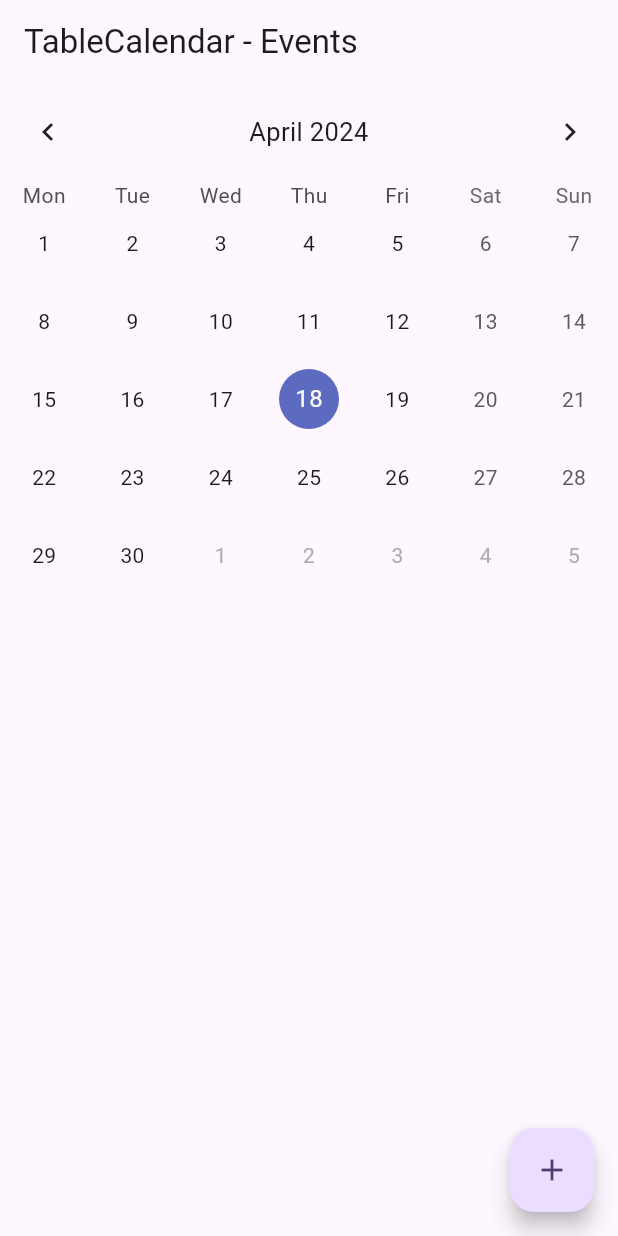
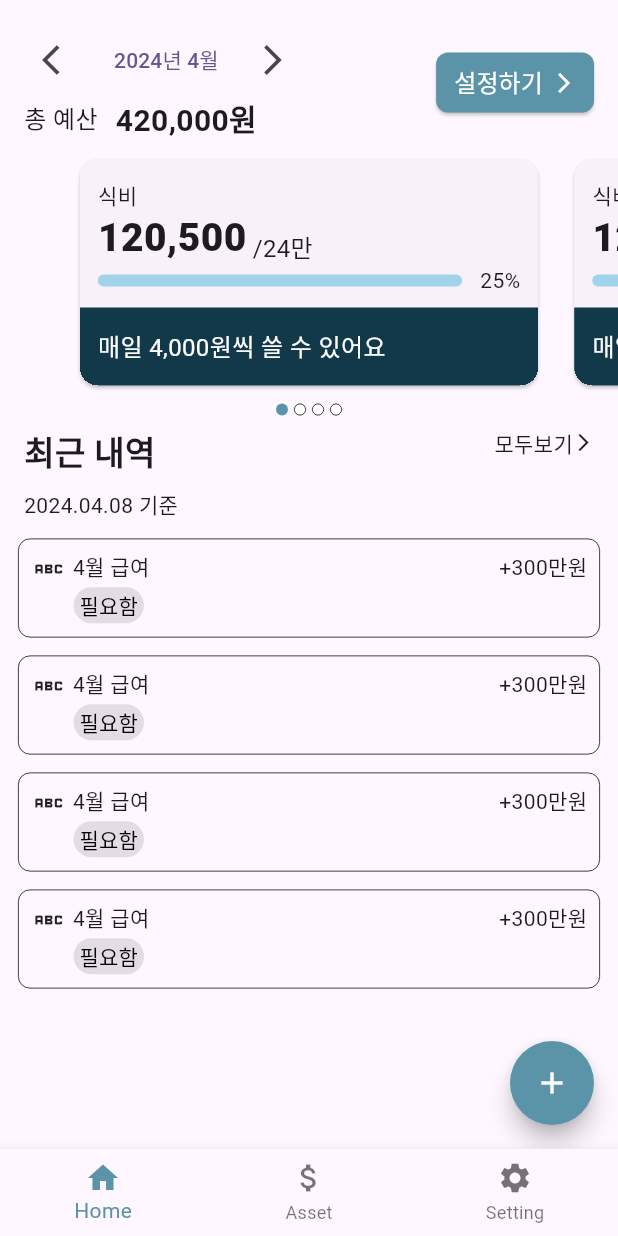
Before and after one commit to three523/devu, a Flutter app: the screen it shows after launch, on a phone screen of 412 x 824 dp. Run offline on Flutter 3.47's test engine with Material 3 defaults, Android fonts, the phone set to English and light mode, and no system bars; drawn by our look-alikes of table_calendar; our stand-ins replace flutter_bloc, hive, hive_flutter, month_picker_dialog; accounts and stored records are empty.

Commit message:
[Feat] MainPage UI 구현

```diff
--- /dev/null
+++ b/lib/data/resource.dart
@@ -0,0 +1,8 @@
+import 'package:flutter/material.dart';
+
+Color primaryColor = Color.fromRGBO(91, 148, 168, 1);
+Color secondaryColor = Color.fromRGBO(17, 57, 74, 1);
+Color primary200Color = Color.fromRGBO(160, 212, 234, 1);
+double titleFontSize = 26;
+FontWeight titleFontWeight = FontWeight.bold;
+double contentTextSize = 16;
--- a/lib/page/main.dart
+++ b/lib/page/main.dart
@@ -3,6 +3,8 @@ import 'package:devu_app/data/model/day_expense.dart';
 import 'package:devu_app/data/model/expense.dart';
 import 'package:devu_app/data/repository/expense_repository.dart';
 import 'package:devu_app/page/create_event_page.dart';
+import 'package:devu_app/page/main_page.dart';
+import 'package:devu_app/page/navigationbar_page.dart';
 import 'package:devu_app/utils.dart';
 import 'package:flutter/material.dart';
 import 'package:hive_flutter/hive_flutter.dart';
@@ -31,7 +33,8 @@ class MyApp extends StatelessWidget {
           colorScheme: ColorScheme.fromSeed(seedColor: Colors.deepPurple),
           useMaterial3: true,
         ),
-        home: CalendartPage(ExpenseRepository()));
+        // home: CalendartPage(ExpenseRepository()));
+        home: NavigationBarPage());
   }
 }
 
--- /dev/null
+++ b/lib/page/main_page.dart
@@ -0,0 +1,153 @@
+import 'package:devu_app/data/resource.dart';
+import 'package:devu_app/widget/category_card.dart';
+import 'package:devu_app/widget/home_appbar.dart';
+import 'package:devu_app/widget/income_card.dart';
+import 'package:devu_app/widget/test.dart';
+import 'package:devu_app/widget/year_month_picker.dart';
+import 'package:flutter/cupertino.dart';
+import 'package:flutter/material.dart';
+import 'package:flutter/widgets.dart';
+
+class MainPage extends StatefulWidget {
+  @override
+  State<MainPage> createState() => _MainPageState();
+}
+
+class _MainPageState extends State<MainPage> {
+  int currentPageIndex = 0;
+  final double defaultPadding = 16.0;
+
+  @override
+  Widget build(BuildContext context) {
+    return Scaffold(
+      floatingActionButton: FloatingActionButton(
+        backgroundColor: primaryColor,
+        foregroundColor: Colors.white,
+        shape: CircleBorder(),
+        onPressed: () {},
+        child: Icon(Icons.add),
+      ),
+      body: SafeArea(
+        child: Column(
+          children: [
+            Padding(
+              padding:
+                  const EdgeInsets.only(top: 16.0, left: 16.0, right: 16.0),
+              child: HomeAppBar(),
+            ),
+            SizedBox(
+              width: double.infinity,
+              height: 175,
+              child: PageView.builder(
+                  onPageChanged: onPageViewChange,
+                  scrollDirection: Axis.horizontal,
+                  controller: PageController(
+                    viewportFraction: 0.8,
+                  ),
+                  itemCount: 4,
+                  itemBuilder: (context, index) {
+                    return Padding(
+                      padding: const EdgeInsets.all(8.0),
+                      child: CategoryCard(),
+                    );
+                  }),
+            ),
+            SizedBox(
+              height: 8,
+              width: double.infinity,
+              child: Center(
+                child: ListView.separated(
+                  itemCount: 4,
+                  scrollDirection: Axis.horizontal,
+                  shrinkWrap: true,
+                  padding: EdgeInsets.symmetric(horizontal: 8),
+                  itemBuilder: (context, index) {
+                    return Container(
+                      width: 8,
+                      height: 8,
+                      decoration: BoxDecoration(
+                        border: currentPageIndex == index
+                            ? null
+                            : Border.all(
+                                width: 0.5,
+                                color: Colors.black,
+                              ),
+                        borderRadius: BorderRadius.circular(8),
+                        color: currentPageIndex == index
+                            ? primaryColor
+                            : Colors.white,
+                      ),
+                    );
+                  },
+                  separatorBuilder: (context, index) {
+                    return SizedBox(
+                      width: 4,
+                    );
+                  },
+                ),
+              ),
+            ),
+            Column(
+              crossAxisAlignment: CrossAxisAlignment.start,
+              children: [
+                Padding(
+                  padding: const EdgeInsets.symmetric(
+                      horizontal: 16.0, vertical: 8.0),
+                  child: Row(
+                    mainAxisAlignment: MainAxisAlignment.spaceBetween,
+                    crossAxisAlignment: CrossAxisAlignment.start,
+                    children: [
+                      Text(
+                        "최근 내역",
+                        style: TextStyle(
+                            fontSize: 22, fontWeight: FontWeight.w800),
+                      ),
+                      Row(
+                        mainAxisAlignment: MainAxisAlignment.center,
+                        children: [
+                          Text('모두보기'),
+                          Icon(
+                            Icons.arrow_forward_ios,
+                            size: 14,
+                          ),
+                        ],
+                      )
+                    ],
+                  ),
+                ),
+                Padding(
+                  padding: const EdgeInsets.symmetric(horizontal: 16.0),
+                  child: Text('2024.04.08 기준'),
+                ),
+              ],
+            ),
+            Expanded(
+              child: Padding(
+                padding: const EdgeInsets.symmetric(horizontal: 12.0),
+                child: ListView.separated(
+                  padding: EdgeInsetsDirectional.symmetric(vertical: 12.0),
+                  itemCount: 4,
+                  itemBuilder: (context, index) {
+                    return IncomeCard();
+                  },
+                  separatorBuilder: (context, index) {
+                    return SizedBox(
+                      height: 12,
+                    );
+                  },
+                ),
+              ),
+            )
+          ],
+        ),
+      ),
+    );
+  }
+
+  void onPageViewChange(int page) {
+    print('Current Page: ${page.toString()}');
+    setState(() {
+      currentPageIndex = page;
+    });
+  }
+}
--- /dev/null
+++ b/lib/page/navigationbar_page.dart
@@ -0,0 +1,44 @@
+import 'package:devu_app/data/resource.dart';
+import 'package:devu_app/page/asset_page.dart';
+import 'package:devu_app/page/main_page.dart';
+import 'package:devu_app/page/setting_page.dart';
+import 'package:flutter/material.dart';
+
+class NavigationBarPage extends StatefulWidget {
+  @override
+  State<NavigationBarPage> createState() => _NavigationBarPageState();
+}
+
+class _NavigationBarPageState extends State<NavigationBarPage> {
+  int _selectedIndex = 0;
+
+  final List<Widget> _widgetOptions = <Widget>[
+    MainPage(),
+    AssetPage(),
+    SettingPage(),
+  ];
+
+  @override
+  Widget build(BuildContext context) {
+    return Scaffold(
+      body: _widgetOptions.elementAt(_selectedIndex),
+      bottomNavigationBar: BottomNavigationBar(
+        items: <BottomNavigationBarItem>[
+          BottomNavigationBarItem(icon: Icon(Icons.home), label: 'Home'),
+          BottomNavigationBarItem(
+              icon: Icon(Icons.attach_money), label: 'Asset'),
+          BottomNavigationBarItem(icon: Icon(Icons.settings), label: 'Setting'),
+        ],
+        currentIndex: _selectedIndex,
+        selectedItemColor: primaryColor,
+        onTap: onItemTapped,
+      ),
+    );
+  }
+
+  void onItemTapped(int index) {
+    setState(() {
+      _selectedIndex = index;
+    });
+  }
+}
--- /dev/null
+++ b/lib/widget/category_card.dart
@@ -0,0 +1,89 @@
+import 'package:devu_app/data/resource.dart';
+import 'package:flutter/cupertino.dart';
+import 'package:flutter/material.dart';
+import 'package:flutter/widgets.dart';
+
+class CategoryCard extends StatelessWidget {
+  @override
+  Widget build(BuildContext context) {
+    // TODO: implement build
+    return Card(
+      clipBehavior: Clip.hardEdge,
+      child: Container(
+        constraints: BoxConstraints(),
+        child: Column(
+          crossAxisAlignment: CrossAxisAlignment.stretch,
+          mainAxisSize: MainAxisSize.min,
+          children: [
+            Padding(
+              padding: const EdgeInsets.only(
+                  top: 14, left: 12.0, right: 12.0, bottom: 0.0),
+              child: Column(
+                crossAxisAlignment: CrossAxisAlignment.start,
+                children: [
+                  Text('식비'),
+                  Row(
+                    crossAxisAlignment: CrossAxisAlignment.end,
+                    children: [
+                      Text(
+                        '120,500',
+                        style: TextStyle(
+                            fontSize: titleFontSize,
+                            fontWeight: FontWeight.w800),
+                      ),
+                      SizedBox(
+                        width: 4,
+                      ),
+                      Text(
+                        '/24만',
+                        style: TextStyle(fontSize: contentTextSize),
+                      ),
+                    ],
+                  ),
+                ],
+              ),
+            ),
+            // Spacer(),
+            Padding(
+              padding:
+                  const EdgeInsets.only(left: 12.0, right: 12.0, bottom: 8.0),
+              child: Row(
+                children: [
+                  Expanded(
+                    child: Container(
+                      height: 8,
+                      width: double.infinity,
+                      // color: primaryColor,
+                      decoration: BoxDecoration(
+                        color: primary200Color,
+                        borderRadius: BorderRadius.circular(6),
+                      ),
+                    ),
+                  ),
+                  SizedBox(
+                    width: 12.0,
+                  ),
+                  Text("25%"),
+                ],
+              ),
+            ),
+            Container(
+              height: 52.0,
+              color: secondaryColor,
+              child: Padding(
+                padding: const EdgeInsets.only(left: 12.0),
+                child: Align(
+                  alignment: Alignment.centerLeft,
+                  child: Text(
+                    '매일 4,000원씩 쓸 수 있어요',
+                    style: TextStyle(color: Colors.white, fontSize: 16),
+                  ),
+                ),
+              ),
+            )
+          ],
+        ),
+      ),
+    );
+  }
+}
--- a/lib/widget/event_form.dart
+++ b/lib/widget/event_form.dart
@@ -51,8 +51,6 @@ class _EventFormState extends State<EventForm> {
     Colors.blueAccent,
     Colors.redAccent
   ];
-
-  // List<EventCategory> categorys = CategoryRepository.getAll();
 
   List<String> selectedLabels = [];
 
--- /dev/null
+++ b/lib/widget/home_appbar.dart
@@ -0,0 +1,70 @@
+import 'package:devu_app/widget/test.dart';
+import 'package:flutter/material.dart';
+
+class HomeAppBar extends StatelessWidget {
+  @override
+  Widget build(BuildContext context) {
+    return Column(
+      children: [
+        Row(
+          mainAxisAlignment: MainAxisAlignment.spaceBetween,
+          crossAxisAlignment: CrossAxisAlignment.center,
+          children: [
+            Column(
+              mainAxisAlignment: MainAxisAlignment.start,
+              crossAxisAlignment: CrossAxisAlignment.start,
+              children: [
+                TestWidget(),
+                Row(
+                  children: [
+                    Text(
+                      '총 예산',
+                      style: TextStyle(
+                          fontSize: 16, fontWeight: FontWeight.normal),
+                    ),
+                    SizedBox(
+                      width: 12,
+                    ),
+                    Text(
+                      '420,000원',
+                      style:
+                          TextStyle(fontSize: 20, fontWeight: FontWeight.bold),
+                    )
+                  ],
+                ),
+              ],
+            ),
+            ElevatedButton(
+              style: ElevatedButton.styleFrom(
+                  foregroundColor: Colors.white,
+                  backgroundColor: Color.fromARGB(255, 91, 148, 168),
+                  padding: EdgeInsets.symmetric(horizontal: 12, vertical: 4),
+                  shape: RoundedRectangleBorder(
+                      borderRadius: BorderRadius.circular(8))),
+              onPressed: routeSettingPage,
+              child: Row(
+                mainAxisAlignment: MainAxisAlignment.center,
+                crossAxisAlignment: CrossAxisAlignment.center,
+                children: [
+                  Text(
+                    '설정하기',
+                    style: TextStyle(fontSize: 16),
+                  ),
+                  SizedBox(
+                    width: 6,
+                  ),
+                  Icon(
+                    Icons.arrow_forward_ios,
+                    size: 16.0,
+                  )
+                ],
+              ),
+            )
+          ],
+        ),
+      ],
+    );
+  }
+
+  void routeSettingPage() {}
+}
--- /dev/null
+++ b/lib/widget/income_card.dart
@@ -0,0 +1,55 @@
+import 'package:devu_app/widget/label.dart';
+import 'package:flutter/material.dart';
+import 'package:flutter/widgets.dart';
+
+class IncomeCard extends StatelessWidget {
+  @override
+  Widget build(BuildContext context) {
+    // TODO: implement build
+    return Container(
+      decoration: BoxDecoration(
+          border: Border.all(width: 0.5),
+          borderRadius: BorderRadius.circular(8)),
+      child: Padding(
+        padding: const EdgeInsets.all(8),
+        child: Column(
+          children: [
+            Row(
+              crossAxisAlignment: CrossAxisAlignment.start,
+              mainAxisSize: MainAxisSize.min,
+              children: [
+                Icon(Icons.abc),
+                SizedBox(
+                  width: 4,
+                ),
+                Expanded(
+                  child: Column(
+                    crossAxisAlignment: CrossAxisAlignment.start,
+                    mainAxisSize: MainAxisSize.min,
+                    children: [
+                      Text('4월 급여'),
+                      SizedBox(
+                        height: 2,
+                      ),
+                      Container(
+                        height: 26,
+                        child: Row(
+                          mainAxisSize: MainAxisSize.min,
+                          children: [
+                            Label(title: '필요함'),
+                          ],
+                        ),
+                      )
+                    ],
+                  ),
+                ),
+                Spacer(),
+                Text('+300만원'),
+              ],
+            ),
+          ],
+        ),
+      ),
+    );
+  }
+}
--- /dev/null
+++ b/lib/widget/label.dart
@@ -0,0 +1,25 @@
+import 'package:flutter/material.dart';
+
+class Label extends StatelessWidget {
+  final String title;
+  final Color? backgroundColor;
+
+  const Label({super.key, required this.title, this.backgroundColor});
+
+  @override
+  Widget build(BuildContext context) {
+    // TODO: implement build
+    return ElevatedButton(
+      onPressed: null,
+      style: ElevatedButton.styleFrom(
+        padding: EdgeInsets.symmetric(vertical: 2, horizontal: 4),
+        minimumSize: Size.zero,
+      ),
+      // color: backgroundColor ?? Colors.grey,
+      child: Text(
+        title,
+        style: TextStyle(color: Colors.black),
+      ),
+    );
+  }
+}
--- /dev/null
+++ b/lib/widget/test.dart
@@ -0,0 +1,61 @@
+import 'package:devu_app/widget/year_month_picker.dart';
+import 'package:flutter/material.dart';
+import 'package:month_picker_dialog/month_picker_dialog.dart';
+
+class TestWidget extends StatefulWidget {
+  DateTime currentDate = DateTime.now();
+
+  TestWidget({super.key});
+  @override
+  State<TestWidget> createState() => _TestWidgetState();
+}
+
+class _TestWidgetState extends State<TestWidget> {
+  @override
+  Widget build(BuildContext context) {
+    // TODO: implement build
+    return Container(
+      child: Row(
+        children: [
+          IconButton(
+              onPressed: previousMonth, icon: const Icon(Icons.arrow_back_ios)),
+          TextButton(
+              onPressed: showDatePicker,
+              child: Text(
+                  "${widget.currentDate.year}년 ${widget.currentDate.month}월")),
+          IconButton(
+              onPressed: nextMonth, icon: const Icon(Icons.arrow_forward_ios)),
+        ],
+      ),
+    );
+  }
+
+  void previousMonth() {
+    setState(() {
+      final tempCurrentDate = widget.currentDate;
+      widget.currentDate =
+          DateTime(tempCurrentDate.year, tempCurrentDate.month - 1);
+    });
+  }
+
+  void nextMonth() {
+    setState(() {
+      final tempCurrentDate = widget.currentDate;
+      widget.currentDate =
+          DateTime(tempCurrentDate.year, tempCurrentDate.month + 1);
+    });
+  }
+
+  void showDatePicker() {
+    showMonthPicker(
+      context: context,
+      initialDate: DateTime.now(),
+    ).then((date) {
+      if (date != null) {
+        setState(() {
+          widget.currentDate = DateTime(date.year, date.month);
+        });
+      }
+    });
+  }
+}
--- a/pubspec.yaml
+++ b/pubspec.yaml
@@ -35,12 +35,13 @@ dependencies:
   # The following adds the Cupertino Icons font to your application.
   # Use with the CupertinoIcons class for iOS style icons.
   cupertino_icons: ^1.0.6
-  table_calendar: ^3.1.1
-  intl: ^0.19.0
+  table_calendar: ^3.0.9
+  intl: ^0.18.1
   hive: ^2.2.3
   hive_flutter: ^1.1.0
   uuid: ^3.0.4
   flutter_bloc: ^8.1.5
+  month_picker_dialog: ^2.11.2
 
 dev_dependencies:
   flutter_test:
```
Also changed, not shown: lib/page/add_category_page.dart (added, +9 -0 lines), lib/page/add_expenses.dart (added, +9 -0 lines), lib/page/asset_page.dart (added, +9 -0 lines), lib/page/setting_page.dart (added, +9 -0 lines), lib/widget/PagingScrollPhysics.dart (added, +35 -0 lines), lib/widget/year_month_picker.dart (added, +143 -0 lines), pubspec.lock.
